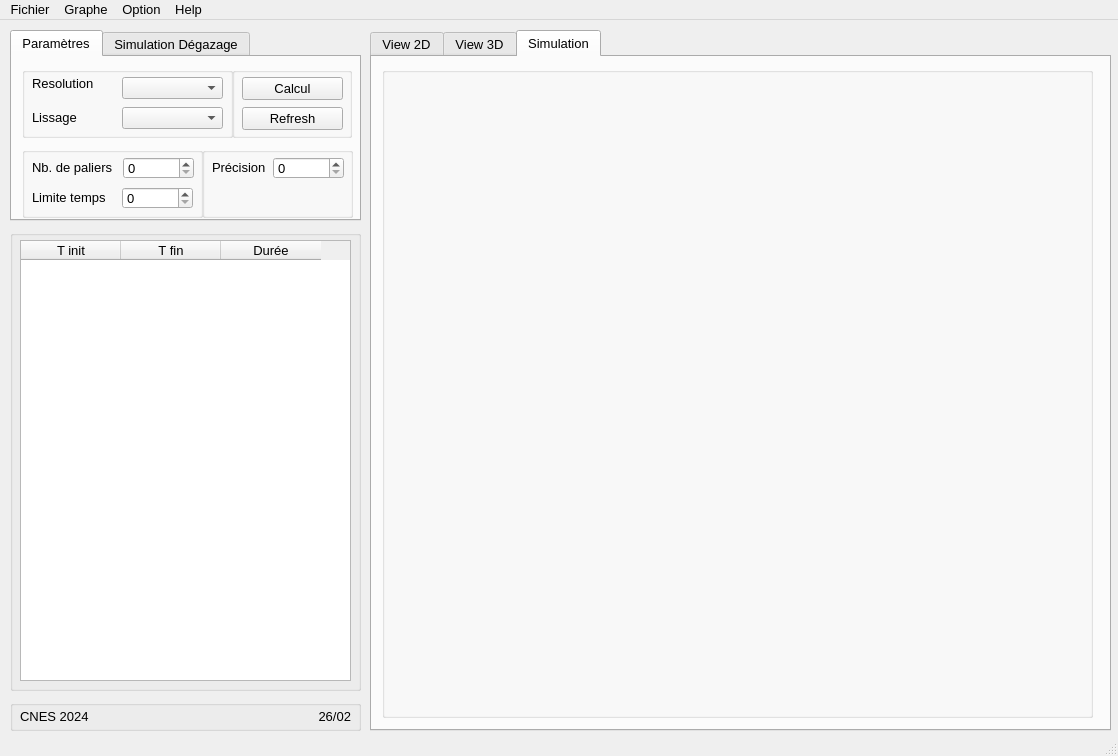
Old version of the form ui/window.ui in the repository LanceryH/CNES-LP-VB5E.
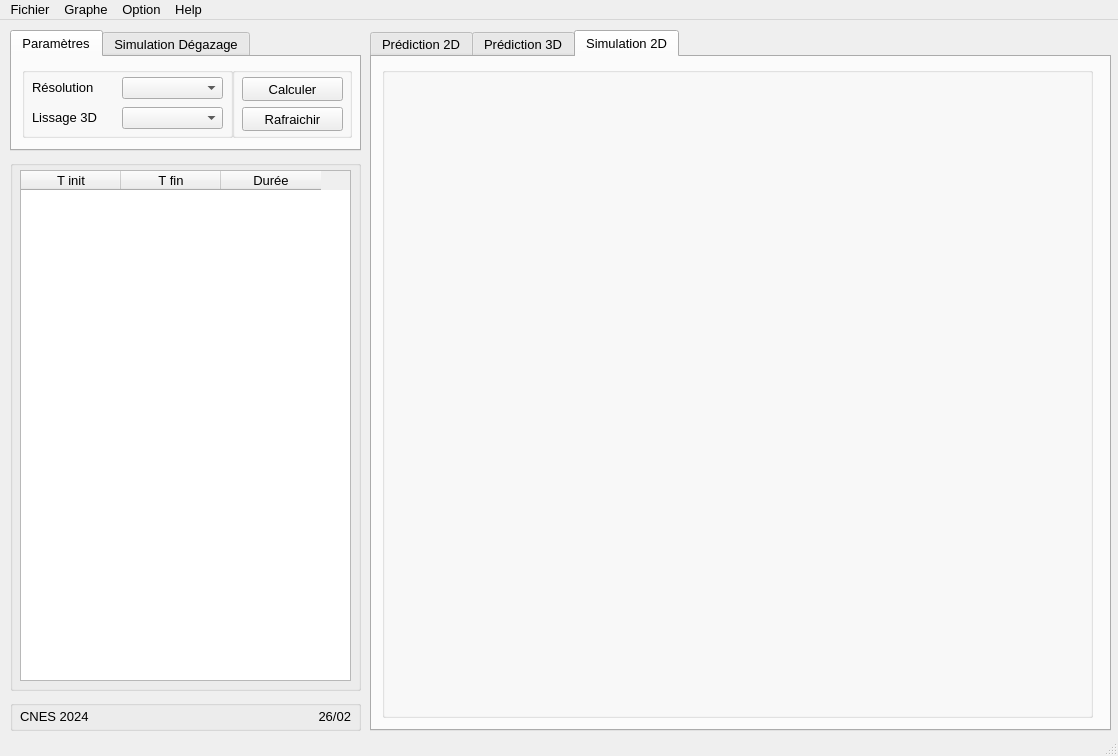
New version of the form.

```diff
--- a/ui/window.ui
+++ b/ui/window.ui
@@ -30,7 +30,7 @@
       <x>10</x>
       <y>10</y>
       <width>351</width>
-      <height>191</height>
+      <height>121</height>
      </rect>
     </property>
     <property name="currentIndex">
@@ -62,19 +62,6 @@
         </rect>
        </property>
       </widget>
-      <widget class="QLabel" name="label_14">
-       <property name="geometry">
-        <rect>
-         <x>10</x>
-         <y>6</y>
-         <width>91</width>
-         <height>20</height>
-        </rect>
-       </property>
-       <property name="text">
-        <string>Resolution</string>
-       </property>
-      </widget>
       <widget class="QComboBox" name="comboBox_8">
        <property name="geometry">
         <rect>
@@ -90,12 +77,25 @@
         <rect>
          <x>10</x>
          <y>40</y>
-         <width>51</width>
+         <width>81</width>
          <height>20</height>
         </rect>
        </property>
        <property name="text">
-        <string>Lissage</string>
+        <string>Lissage 3D</string>
+       </property>
+      </widget>
+      <widget class="QLabel" name="label_24">
+       <property name="geometry">
+        <rect>
+         <x>10</x>
+         <y>10</y>
+         <width>81</width>
+         <height>20</height>
+        </rect>
+       </property>
+       <property name="text">
+        <string>Résolution</string>
        </property>
       </widget>
      </widget>
@@ -111,125 +111,30 @@
       <property name="title">
        <string/>
       </property>
-      <widget class="QPushButton" name="pushButton">
-       <property name="geometry">
-        <rect>
-         <x>10</x>
-         <y>10</y>
-         <width>101</width>
-         <height>23</height>
-        </rect>
-       </property>
-       <property name="text">
-        <string>Calcul</string>
-       </property>
-      </widget>
       <widget class="QPushButton" name="pushButton_2">
        <property name="geometry">
         <rect>
          <x>10</x>
          <y>40</y>
          <width>101</width>
-         <height>23</height>
+         <height>24</height>
         </rect>
        </property>
        <property name="text">
-        <string>Refresh</string>
+        <string>Rafraichir</string>
        </property>
       </widget>
-     </widget>
-     <widget class="QGroupBox" name="groupBox_6">
-      <property name="geometry">
-       <rect>
-        <x>190</x>
-        <y>90</y>
-        <width>151</width>
-        <height>71</height>
-       </rect>
-      </property>
-      <property name="title">
-       <string/>
-      </property>
-      <widget class="QSpinBox" name="spinBox_4">
+      <widget class="QPushButton" name="pushButton_5">
        <property name="geometry">
         <rect>
-         <x>71</x>
-         <y>10</y>
-         <width>71</width>
-         <height>22</height>
-        </rect>
-       </property>
-      </widget>
-      <widget class="QLabel" name="label_19">
-       <property name="geometry">
-        <rect>
          <x>10</x>
          <y>10</y>
-         <width>61</width>
-         <height>20</height>
-        </rect>
-       </property>
-       <property name="text">
-        <string>Précision</string>
-       </property>
-      </widget>
-     </widget>
-     <widget class="QGroupBox" name="groupBox_7">
-      <property name="geometry">
-       <rect>
-        <x>10</x>
-        <y>90</y>
-        <width>181</width>
-        <height>71</height>
-       </rect>
-      </property>
-      <property name="title">
-       <string/>
-      </property>
-      <widget class="QSpinBox" name="spinBox_5">
-       <property name="geometry">
-        <rect>
-         <x>101</x>
-         <y>10</y>
-         <width>71</width>
-         <height>22</height>
-        </rect>
-       </property>
-      </widget>
-      <widget class="QLabel" name="label_20">
-       <property name="geometry">
-        <rect>
-         <x>10</x>
-         <y>10</y>
-         <width>111</width>
-         <height>20</height>
-        </rect>
-       </property>
-       <property name="text">
-        <string>Nb. de paliers</string>
-       </property>
-      </widget>
-      <widget class="QSpinBox" name="spinBox_6">
-       <property name="geometry">
-        <rect>
-         <x>100</x>
-         <y>40</y>
-         <width>71</width>
-         <height>22</height>
-        </rect>
-       </property>
-      </widget>
-      <widget class="QLabel" name="label_21">
-       <property name="geometry">
-        <rect>
-         <x>10</x>
-         <y>40</y>
          <width>101</width>
-         <height>20</height>
+         <height>24</height>
         </rect>
        </property>
        <property name="text">
-        <string>Limite temps</string>
+        <string>Calculer</string>
        </property>
       </widget>
      </widget>
@@ -319,19 +224,6 @@
         </rect>
        </property>
       </widget>
-      <widget class="QLabel" name="label_24">
-       <property name="geometry">
-        <rect>
-         <x>10</x>
-         <y>40</y>
-         <width>91</width>
-         <height>20</height>
-        </rect>
-       </property>
-       <property name="text">
-        <string>T finale</string>
-       </property>
-      </widget>
      </widget>
      <widget class="QPushButton" name="pushButton_3">
       <property name="geometry">
@@ -433,9 +325,9 @@
     <property name="geometry">
      <rect>
       <x>10</x>
-      <y>210</y>
+      <y>140</y>
       <width>351</width>
-      <height>461</height>
+      <height>531</height>
      </rect>
     </property>
     <property name="title">
@@ -447,7 +339,7 @@
        <x>10</x>
        <y>10</y>
        <width>331</width>
-       <height>441</height>
+       <height>511</height>
       </rect>
      </property>
      <property name="maximumSize">
@@ -710,7 +602,7 @@
        <x>10</x>
        <y>10</y>
        <width>331</width>
-       <height>441</height>
+       <height>511</height>
       </rect>
      </property>
      <property name="sizePolicy">
@@ -1663,7 +1555,7 @@
        <x>10</x>
        <y>10</y>
        <width>331</width>
-       <height>441</height>
+       <height>511</height>
       </rect>
      </property>
      <column>
@@ -1697,7 +1589,7 @@
     </property>
     <widget class="QWidget" name="tab_3">
      <attribute name="title">
-      <string>View 2D</string>
+      <string>Prédiction 2D</string>
      </attribute>
      <widget class="QGroupBox" name="groupBox_11">
       <property name="geometry">
@@ -1715,7 +1607,7 @@
     </widget>
     <widget class="QWidget" name="tab_4">
      <attribute name="title">
-      <string>View 3D</string>
+      <string>Prédiction 3D</string>
      </attribute>
      <widget class="QGroupBox" name="groupBox_13">
       <property name="geometry">
@@ -1733,7 +1625,7 @@
     </widget>
     <widget class="QWidget" name="tab_5">
      <attribute name="title">
-      <string>Simulation</string>
+      <string>Simulation 2D</string>
      </attribute>
      <widget class="QGroupBox" name="groupBox_14">
       <property name="geometry">
```
Left out of the diff: 101 changed lines with no effect on the pictures.
